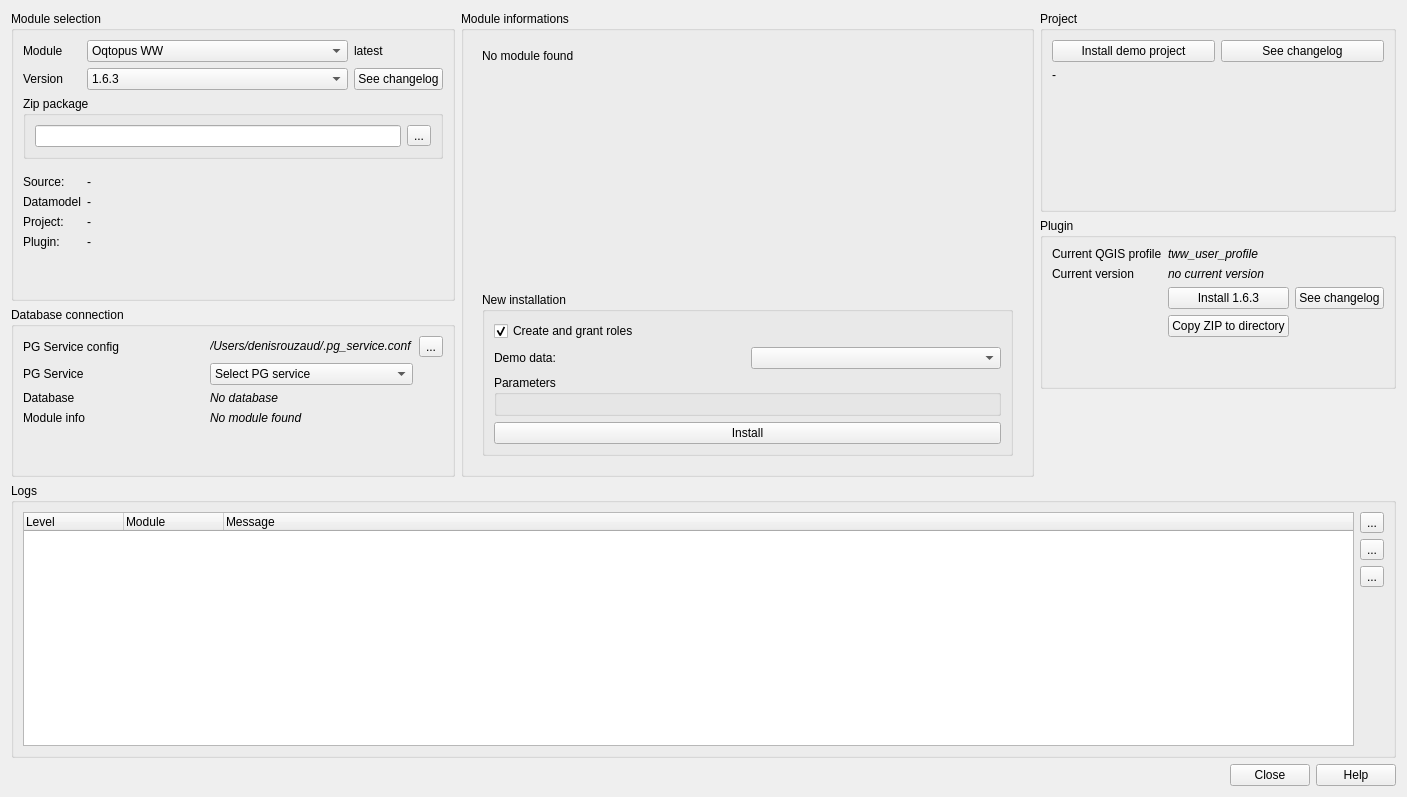
Qt form oqtopus/ui/main_dialog.ui (ponceta/oqtopus) before a commit.
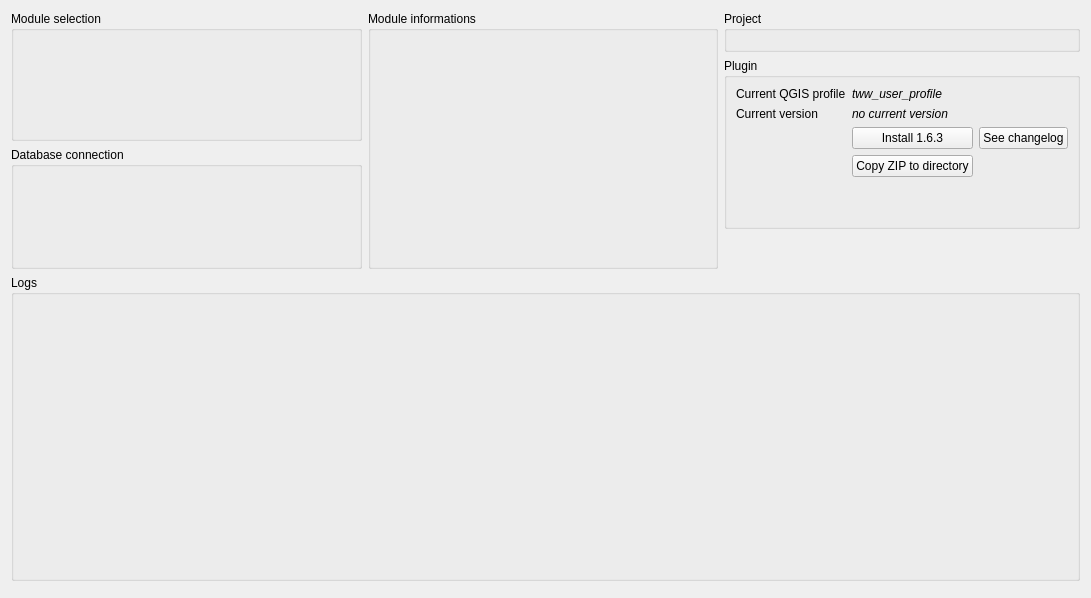
The same form after that commit. Custom widgets are drawn as their Qt base class.

Commit message: Implement demo data + code reorganisation (#5)

```diff
--- a/oqtopus/ui/main_dialog.ui
+++ b/oqtopus/ui/main_dialog.ui
@@ -6,8 +6,8 @@
    <rect>
     <x>0</x>
     <y>0</y>
-    <width>1407</width>
-    <height>797</height>
+    <width>1091</width>
+    <height>598</height>
    </rect>
   </property>
   <property name="windowTitle">
@@ -106,70 +106,13 @@
      <property name="minimumSize">
       <size>
        <width>0</width>
-       <height>100</height>
+       <height>200</height>
       </size>
      </property>
      <property name="title">
       <string>Logs</string>
      </property>
-     <layout class="QGridLayout" name="gridLayout_11">
-      <item row="0" column="1">
-       <widget class="QToolButton" name="logs_openFile_toolButton">
-        <property name="text">
-         <string>...</string>
-        </property>
-       </widget>
-      </item>
-      <item row="1" column="1">
-       <widget class="QToolButton" name="logs_openFolder_toolButton">
-        <property name="text">
-         <string>...</string>
-        </property>
-       </widget>
-      </item>
-      <item row="2" column="1">
-       <widget class="QToolButton" name="logs_clear_toolButton">
-        <property name="text">
-         <string>...</string>
-        </property>
-       </widget>
-      </item>
-      <item row="3" column="1">
-       <spacer name="verticalSpacer_9">
-        <property name="orientation">
-         <enum>Qt::Orientation::Vertical</enum>
-        </property>
-        <property name="sizeHint" stdset="0">
-         <size>
-          <width>20</width>
-          <height>40</height>
-         </size>
-        </property>
-       </spacer>
-      </item>
-      <item row="0" column="0" rowspan="4">
-       <widget class="QTreeWidget" name="logs_treeWidget">
-        <property name="selectionMode">
-         <enum>QAbstractItemView::SelectionMode::ContiguousSelection</enum>
-        </property>
-        <column>
-         <property name="text">
-          <string>Level</string>
-         </property>
-        </column>
-        <column>
-         <property name="text">
-          <string>Module</string>
-         </property>
-        </column>
-        <column>
-         <property name="text">
-          <string>Message</string>
-         </property>
-        </column>
-       </widget>
-      </item>
-     </layout>
+     <layout class="QGridLayout" name="gridLayout_11"/>
     </widget>
    </item>
    <item row="0" column="2">
@@ -177,51 +120,13 @@
      <property name="title">
       <string>Project</string>
      </property>
-     <layout class="QGridLayout" name="gridLayout_4">
-      <item row="0" column="1">
-       <widget class="QPushButton" name="project_seeChangelog_pushButton">
-        <property name="text">
-         <string>See changelog</string>
-        </property>
-       </widget>
-      </item>
-      <item row="1" column="0" colspan="2">
-       <widget class="QLabel" name="project_info_label">
-        <property name="text">
-         <string>-</string>
-        </property>
-        <property name="textInteractionFlags">
-         <set>Qt::TextInteractionFlag::LinksAccessibleByMouse|Qt::TextInteractionFlag::TextSelectableByKeyboard|Qt::TextInteractionFlag::TextSelectableByMouse</set>
-        </property>
-       </widget>
-      </item>
-      <item row="0" column="0">
-       <widget class="QPushButton" name="project_install_pushButton">
-        <property name="text">
-         <string>Install demo project</string>
-        </property>
-       </widget>
-      </item>
-      <item row="2" column="0">
-       <spacer name="verticalSpacer_7">
-        <property name="orientation">
-         <enum>Qt::Orientation::Vertical</enum>
-        </property>
-        <property name="sizeHint" stdset="0">
-         <size>
-          <width>20</width>
-          <height>40</height>
-         </size>
-        </property>
-       </spacer>
-      </item>
-     </layout>
+     <layout class="QGridLayout" name="gridLayout_4"/>
     </widget>
    </item>
    <item row="5" column="0" colspan="3">
     <widget class="QDialogButtonBox" name="buttonBox">
      <property name="standardButtons">
-      <set>QDialogButtonBox::StandardButton::Close|QDialogButtonBox::StandardButton::Help</set>
+      <set>QDialogButtonBox::NoButton</set>
      </property>
     </widget>
    </item>
@@ -230,179 +135,7 @@
      <property name="title">
       <string>Module selection</string>
      </property>
-     <layout class="QGridLayout" name="gridLayout" columnstretch="0,0,0">
-      <item row="0" column="0">
-       <widget class="QLabel" name="label">
-        <property name="text">
-         <string>Module</string>
-        </property>
-       </widget>
-      </item>
-      <item row="0" column="1">
-       <widget class="QComboBox" name="module_module_comboBox">
-        <item>
-         <property name="text">
-          <string>Oqtopus WW</string>
-         </property>
-        </item>
-        <item>
-         <property name="text">
-          <string>Oqtopus DW</string>
-         </property>
-        </item>
-       </widget>
-      </item>
-      <item row="1" column="2">
-       <widget class="QPushButton" name="module_seeChangeLog_pushButton">
-        <property name="text">
-         <string>See changelog</string>
-        </property>
-       </widget>
-      </item>
-      <item row="6" column="0">
-       <widget class="QLabel" name="label_10">
-        <property name="text">
-         <string>Datamodel</string>
-        </property>
-       </widget>
-      </item>
-      <item row="4" column="0">
-       <spacer name="verticalSpacer_8">
-        <property name="orientation">
-         <enum>Qt::Orientation::Vertical</enum>
-        </property>
-        <property name="sizeType">
-         <enum>QSizePolicy::Policy::Fixed</enum>
-        </property>
-        <property name="sizeHint" stdset="0">
-         <size>
-          <width>20</width>
-          <height>10</height>
-         </size>
-        </property>
-       </spacer>
-      </item>
-      <item row="1" column="1">
-       <widget class="QComboBox" name="module_version_comboBox">
-        <item>
-         <property name="text">
-          <string>1.6.3</string>
-         </property>
-        </item>
-        <item>
-         <property name="text">
-          <string>1.6.2</string>
-         </property>
-        </item>
-        <item>
-         <property name="text">
-          <string>testing (Attention! Never use in production)</string>
-         </property>
-        </item>
-       </widget>
-      </item>
-      <item row="0" column="2">
-       <widget class="QLabel" name="module_latestVersion_label">
-        <property name="text">
-         <string>latest</string>
-        </property>
-       </widget>
-      </item>
-      <item row="6" column="1" colspan="2">
-       <widget class="QLabel" name="module_informationDatamodel_label">
-        <property name="text">
-         <string>-</string>
-        </property>
-       </widget>
-      </item>
-      <item row="5" column="0">
-       <widget class="QLabel" name="label_18">
-        <property name="text">
-         <string>Source:</string>
-        </property>
-       </widget>
-      </item>
-      <item row="7" column="0">
-       <widget class="QLabel" name="label_17">
-        <property name="text">
-         <string>Project:</string>
-        </property>
-       </widget>
-      </item>
-      <item row="9" column="0">
-       <spacer name="verticalSpacer">
-        <property name="orientation">
-         <enum>Qt::Orientation::Vertical</enum>
-        </property>
-        <property name="sizeHint" stdset="0">
-         <size>
-          <width>20</width>
-          <height>40</height>
-         </size>
-        </property>
-       </spacer>
-      </item>
-      <item row="1" column="0">
-       <widget class="QLabel" name="label_2">
-        <property name="text">
-         <string>Version</string>
-        </property>
-       </widget>
-      </item>
-      <item row="8" column="0">
-       <widget class="QLabel" name="label_19">
-        <property name="text">
-         <string>Plugin:</string>
-        </property>
-       </widget>
-      </item>
-      <item row="7" column="1" colspan="2">
-       <widget class="QLabel" name="module_informationProject_label">
-        <property name="text">
-         <string>-</string>
-        </property>
-       </widget>
-      </item>
-      <item row="8" column="1" colspan="2">
-       <widget class="QLabel" name="module_informationPlugin_label">
-        <property name="text">
-         <string>-</string>
-        </property>
-       </widget>
-      </item>
-      <item row="2" column="0" colspan="3">
-       <widget class="QGroupBox" name="module_zipPackage_groupBox">
-        <property name="title">
-         <string>Zip package</string>
-        </property>
-        <property name="flat">
-         <bool>true</bool>
-        </property>
-        <layout class="QGridLayout" name="gridLayout_9">
-         <item row="0" column="1">
-          <widget class="QToolButton" name="module_browseZip_toolButton">
-           <property name="text">
-            <string>...</string>
-           </property>
-          </widget>
-         </item>
-         <item row="0" column="0">
-          <widget class="QLineEdit" name="module_fromZip_lineEdit"/>
-         </item>
-        </layout>
-       </widget>
-      </item>
-      <item row="5" column="1" colspan="2">
-       <widget class="QLabel" name="module_information_label">
-        <property name="text">
-         <string>-</string>
-        </property>
-        <property name="textInteractionFlags">
-         <set>Qt::TextInteractionFlag::LinksAccessibleByMouse|Qt::TextInteractionFlag::TextSelectableByKeyboard|Qt::TextInteractionFlag::TextSelectableByMouse</set>
-        </property>
-       </widget>
-      </item>
-     </layout>
+     <layout class="QGridLayout" name="gridLayout" columnstretch="0"/>
     </widget>
    </item>
    <item row="3" column="2">
@@ -423,132 +156,7 @@
      <property name="title">
       <string>Database connection</string>
      </property>
-     <layout class="QGridLayout" name="gridLayout_5">
-      <item row="0" column="1">
-       <widget class="QLabel" name="db_servicesConfigFilePath_label">
-        <property name="font">
-         <font>
-          <italic>true</italic>
-         </font>
-        </property>
-        <property name="text">
-         <string>/Users/denisrouzaud/.pg_service.conf</string>
-        </property>
-        <property name="textInteractionFlags">
-         <set>Qt::TextInteractionFlag::LinksAccessibleByMouse|Qt::TextInteractionFlag::TextSelectableByKeyboard|Qt::TextInteractionFlag::TextSelectableByMouse</set>
-        </property>
-       </widget>
-      </item>
-      <item row="0" column="0">
-       <widget class="QLabel" name="label_9">
-        <property name="text">
-         <string>PG Service config</string>
-        </property>
-       </widget>
-      </item>
-      <item row="1" column="0">
-       <widget class="QLabel" name="label_3">
-        <property name="text">
-         <string>PG Service</string>
-        </property>
-       </widget>
-      </item>
-      <item row="3" column="1">
-       <widget class="QLabel" name="db_moduleInfo_label">
-        <property name="font">
-         <font>
-          <italic>true</italic>
-         </font>
-        </property>
-        <property name="text">
-         <string>No module found</string>
-        </property>
-       </widget>
-      </item>
-      <item row="1" column="1">
-       <widget class="QComboBox" name="db_services_comboBox">
-        <item>
-         <property name="text">
-          <string>Select PG service</string>
-         </property>
-        </item>
-        <item>
-         <property name="text">
-          <string>tww_pully_admin</string>
-         </property>
-        </item>
-        <item>
-         <property name="text">
-          <string>tww_pully_user</string>
-         </property>
-        </item>
-        <item>
-         <property name="text">
-          <string>tdw_pully_admin</string>
-         </property>
-        </item>
-        <item>
-         <property name="text">
-          <string>tdw_pully_user</string>
-         </property>
-        </item>
-        <item>
-         <property name="text">
-          <string>jardins_admin</string>
-         </property>
-        </item>
-       </widget>
-      </item>
-      <item row="3" column="0">
-       <widget class="QLabel" name="label_11">
-        <property name="text">
-         <string>Module info</string>
-        </property>
-       </widget>
-      </item>
-      <item row="2" column="1">
-       <widget class="QLabel" name="db_database_label">
-        <property name="font">
-         <font>
-          <italic>true</italic>
-         </font>
-        </property>
-        <property name="text">
-         <string>No database</string>
-        </property>
-       </widget>
-      </item>
-      <item row="0" column="2">
-       <widget class="QToolButton" name="db_operations_toolButton">
-        <property name="text">
-         <string>...</string>
-        </property>
-        <property name="popupMode">
-         <enum>QToolButton::ToolButtonPopupMode::InstantPopup</enum>
-        </property>
-       </widget>
-      </item>
-      <item row="2" column="0">
-       <widget class="QLabel" name="label_4">
-        <property name="text">
-         <string>Database</string>
-        </property>
-       </widget>
-      </item>
-      <item row="4" column="0">
-       <spacer name="verticalSpacer_2">
-        <property name="orientation">
-         <enum>Qt::Orientation::Vertical</enum>
-        </property>
-        <property name="sizeHint" stdset="0">
-         <size>
-          <width>20</width>
-          <height>40</height>
-         </size>
-        </property>
-       </spacer>
-      </item>
-     </layout>
+     <layout class="QGridLayout" name="gridLayout_5"/>
     </widget>
    </item>
    <item row="0" column="1" rowspan="4">
@@ -556,161 +164,11 @@
      <property name="title">
       <string>Module informations</string>
      </property>
-     <layout class="QGridLayout" name="gridLayout_2">
-      <item row="0" column="0">
-       <widget class="QStackedWidget" name="moduleInfo_stackedWidget">
-        <property name="currentIndex">
-         <number>0</number>
-        </property>
-        <widget class="QWidget" name="moduleInfo_stackedWidget_pageInstall">
-         <layout class="QGridLayout" name="gridLayout_7">
-          <item row="2" column="0">
-           <widget class="QGroupBox" name="groupBox_8">
-            <property name="title">
-             <string>New installation</string>
-            </property>
-            <property name="flat">
-             <bool>true</bool>
-            </property>
-            <layout class="QVBoxLayout" name="verticalLayout">
-             <item>
-              <widget class="QCheckBox" name="db_parameters_CreateAndGrantRoles_checkBox">
-               <property name="text">
-                <string>Create and grant roles</string>
-               </property>
-               <property name="checked">
-                <bool>true</bool>
-               </property>
-              </widget>
-             </item>
-             <item>
-              <layout class="QHBoxLayout" name="horizontalLayout">
-               <item>
-                <widget class="QLabel" name="label_20">
-                 <property name="text">
-                  <string>Demo data:</string>
-                 </property>
-                </widget>
-               </item>
-               <item>
-                <widget class="QComboBox" name="db_parameter_demoData_comboBox"/>
-               </item>
-              </layout>
-             </item>
-             <item>
-              <widget class="ParametersGroupBox" name="parameters_groupbox">
-               <property name="title">
-                <string>Parameters</string>
-               </property>
-               <layout class="QGridLayout" name="gridLayout_6"/>
-              </widget>
-             </item>
-             <item>
-              <widget class="QPushButton" name="moduleInfo_install_pushButton">
-               <property name="text">
-                <string>Install</string>
-               </property>
-              </widget>
-             </item>
-            </layout>
-           </widget>
-          </item>
-          <item row="0" column="0">
-           <widget class="QLabel" name="moduleInfo_NoModuleFound_label">
-            <property name="text">
-             <string>No module found</string>
-            </property>
-           </widget>
-          </item>
-          <item row="1" column="0">
-           <spacer name="verticalSpacer_3">
-            <property name="orientation">
-             <enum>Qt::Orientation::Vertical</enum>
-            </property>
-            <property name="sizeHint" stdset="0">
-             <size>
-              <width>20</width>
-              <height>40</height>
-             </size>
-            </property>
-           </spacer>
-          </item>
-         </layout>
-        </widget>
-        <widget class="QWidget" name="moduleInfo_stackedWidget_pageUpgrade">
-         <layout class="QGridLayout" name="gridLayout_10">
-          <item row="0" column="0">
-           <widget class="QLabel" name="label_12">
-            <property name="text">
-             <string>Version</string>
-            </property>
-           </widget>
-          </item>
-          <item row="0" column="1">
-           <widget class="QLabel" name="label_15">
-            <property name="text">
-             <string>module version</string>
-            </property>
-           </widget>
-          </item>
-          <item row="3" column="0" colspan="2">
-           <widget class="QPushButton" name="moduleInfo_upgrade_pushButton">
-            <property name="text">
-             <string>Upgrade</string>
-            </property>
-           </widget>
-          </item>
-          <item row="1" column="1">
-           <widget class="QLabel" name="label_16">
-            <property name="text">
-             <string>module crs</string>
-            </property>
-           </widget>
-          </item>
-          <item row="1" column="0">
-           <widget class="QLabel" name="label_13">
-            <property name="text">
-             <string>CRS</string>
-            </property>
-           </widget>
-          </item>
-          <item row="4" column="0" colspan="2">
-           <widget class="QPushButton" name="pushButton_7">
-            <property name="text">
-             <string>Edit settings</string>
-            </property>
-           </widget>
-          </item>
-          <item row="2" column="0">
-           <spacer name="verticalSpacer_4">
-            <property name="orientation">
-             <enum>Qt::Orientation::Vertical</enum>
-            </property>
-            <property name="sizeHint" stdset="0">
-             <size>
-              <width>20</width>
-              <height>40</height>
-             </size>
-            </property>
-           </spacer>
-          </item>
-         </layout>
-        </widget>
-       </widget>
-      </item>
-     </layout>
+     <layout class="QGridLayout" name="gridLayout_2"/>
     </widget>
    </item>
   </layout>
  </widget>
- <customwidgets>
-  <customwidget>
-   <class>ParametersGroupBox</class>
-   <extends>QGroupBox</extends>
-   <header>oqtopus.gui.parameters_groupbox</header>
-   <container>1</container>
-  </customwidget>
- </customwidgets>
  <resources/>
  <connections/>
 </ui>
```
Left out of the diff: 16 changed lines with no effect on the pictures. The commit also changes 21 other files.
